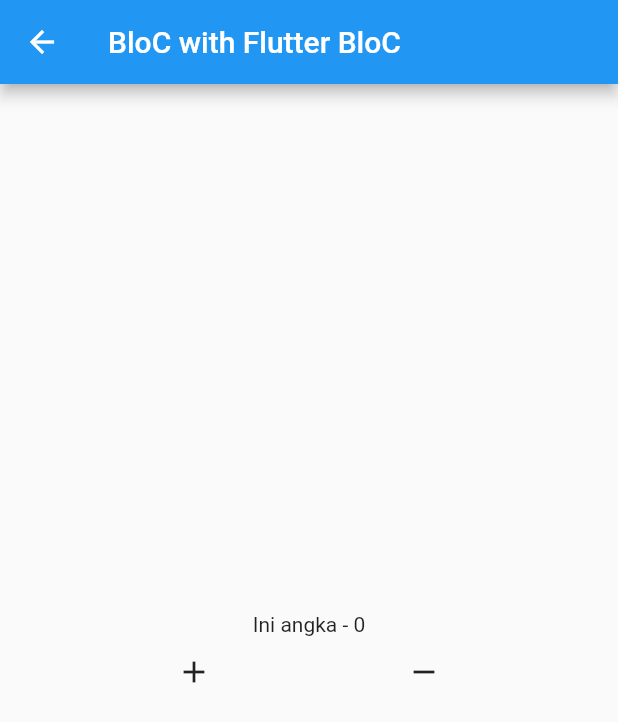
After one commit to dikynugraha1111/state_bloc, a Flutter app: the HomeMeet2 screen opened directly, after a tap on the "add" icon, after a tap on the "remove" icon, on a phone screen of 412 x 824 dp. The commit adds this screen. Shown: the top 722 px of the screen. Run offline on Flutter 3.47's test engine with Material 2 defaults, Android fonts, the phone set to English and light mode, and no system bars; our stand-ins replace bloc, flutter_bloc.

Commit message:
Meet 2 - BloC with Flutter BloC

```diff
--- a/lib/main.dart
+++ b/lib/main.dart
@@ -1,5 +1,7 @@
 import 'package:flutter/material.dart';
+import 'package:flutter_bloc/flutter_bloc.dart';
 import 'package:try_bloc/meet_1/ui/home.dart';
+import 'package:try_bloc/meet_2/state/counter_bloc.dart';
 
 void main() {
   runApp(const MyApp());
@@ -12,20 +14,10 @@ class MyApp extends StatelessWidget {
   @override
   Widget build(BuildContext context) {
     return MaterialApp(
-      title: 'Flutter Demo',
-      theme: ThemeData(
-        // This is the theme of your application.
-        //
-        // Try running your application with "flutter run". You'll see the
-        // application has a blue toolbar. Then, without quitting the app, try
-        // changing the primarySwatch below to Colors.green and then invoke
-        // "hot reload" (press "r" in the console where you ran "flutter run",
-        // or simply save your changes to "hot reload" in a Flutter IDE).
-        // Notice that the counter didn't reset back to zero; the application
-        // is not restarted.
-        primarySwatch: Colors.blue,
+      home: BlocProvider(
+        create: (context) => CounterBloc2(),
+        child: const HomeMeet1(),
       ),
-      home: const HomeMeet1(),
     );
   }
 }
--- /dev/null
+++ b/lib/meet_2/state/counter_bloc.dart
@@ -0,0 +1,14 @@
+import 'package:bloc/bloc.dart';
+import 'package:flutter_bloc/flutter_bloc.dart';
+
+class CounterBloc2 extends Bloc<String, int> {
+  CounterBloc2() : super(0);
+
+  int _value = 0;
+  get value => _value;
+
+  Stream<int> mapEventToState(event) async* {
+    event == "add" ? _value++ : _value--;
+    yield _value;
+  }
+}
--- /dev/null
+++ b/lib/meet_2/ui/home.dart
@@ -0,0 +1,48 @@
+import 'package:flutter/material.dart';
+import 'package:bloc/bloc.dart';
+import 'package:flutter_bloc/flutter_bloc.dart';
+import 'package:try_bloc/meet_2/state/counter_bloc.dart';
+
+class HomeMeet2 extends StatelessWidget {
+  const HomeMeet2({Key? key}) : super(key: key);
+
+  @override
+  Widget build(BuildContext context) {
+    var blocCounter = BlocProvider.of<CounterBloc2>(context);
+
+    return Scaffold(
+      appBar: AppBar(
+        title: const Text("BloC with Flutter BloC"),
+      ),
+      body: Center(
+        child: Column(
+          mainAxisAlignment: MainAxisAlignment.center,
+          children: [
+            BlocBuilder<CounterBloc2, int>(
+              builder: (context, state) {
+                return Text("Ini angka - ${blocCounter.value}");
+              },
+            ),
+            Row(
+              mainAxisAlignment: MainAxisAlignment.spaceEvenly,
+              children: [
+                IconButton(
+                  onPressed: () {
+                    blocCounter.add("add");
+                  },
+                  icon: const Icon(Icons.add),
+                ),
+                IconButton(
+                  onPressed: () {
+                    blocCounter.add("remove");
+                  },
+                  icon: Icon(Icons.remove),
+                )
+              ],
+            ),
+          ],
+        ),
+      ),
+    );
+  }
+}
--- a/pubspec.yaml
+++ b/pubspec.yaml
@@ -33,6 +33,7 @@ dependencies:
   # The following adds the Cupertino Icons font to your application.
   # Use with the CupertinoIcons class for iOS style icons.
   cupertino_icons: ^1.0.2
+  flutter_bloc: ^8.0.1
 
 dev_dependencies:
   flutter_test:
```
Also changed, not shown: pubspec.lock, 8 other files.
